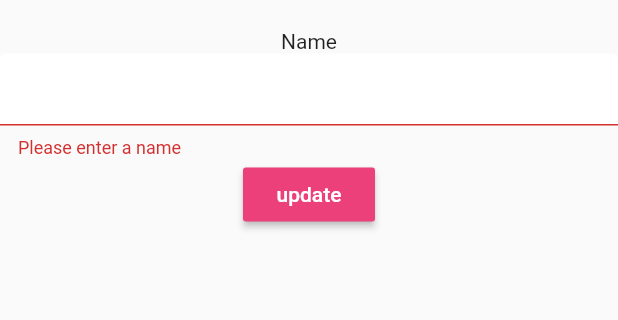
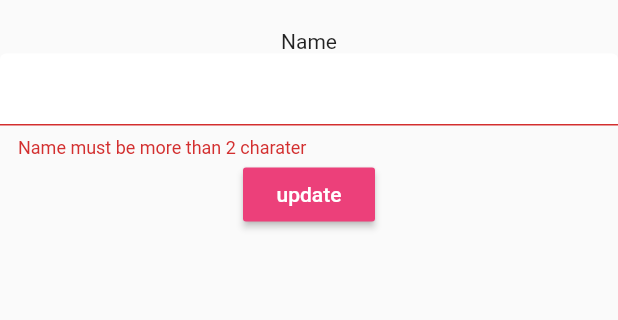
Before and after one commit to vier3396/cibus, a Flutter app: the UsernameScreen screen opened directly, after a tap on "update", on a phone screen of 412 x 824 dp, the part 122-442 px from its top. Run offline on Flutter 3.47's test engine with Material 2 defaults, Android fonts, the phone set to English and light mode, and no system bars; our stand-ins replace cloud_firestore, firebase_auth, flutter_spinkit, google_sign_in; missing offline and left inert: flutter_facebook_login; accounts and stored records are empty.

```diff
--- a/lib/pages/username_screen.dart
+++ b/lib/pages/username_screen.dart
@@ -4,6 +4,7 @@ import 'package:cibus/services/database.dart';
 import 'package:provider/provider.dart';
 import 'package:cibus/services/constants.dart';
 import 'package:cibus/pages/firstScreen.dart';
+
 
 class UsernameScreen extends StatefulWidget {
   @override
@@ -41,7 +42,12 @@ class _UsernameScreenState extends State<UsernameScreen> {
                 TextFormField(
                   initialValue: '',
                   decoration: textInputDecoration,
-                  validator: (val) => val.isEmpty ? 'Please enter a name' : null,
+                  validator: (val)  {
+                    if(val.length < 3)
+                      return 'Name must be more than 2 charater';
+                    else
+                      return null;
+                  },
                   onChanged: (val) => setState(() => _currentUsername = val),
                 ),
                 RaisedButton(
@@ -52,6 +58,7 @@ class _UsernameScreenState extends State<UsernameScreen> {
                   ),
                   onPressed: () async {
                     if(_formKey.currentState.validate()) {
+                      bool checkUsername = await DatabaseService().isUsernameTaken(username: _currentUsername);
                       await DatabaseService(uid: user.uid).updateUsername(
                         username: _currentUsername ?? userData.username,
                       );
```
Also changed, not shown: lib/pages/register_screen.dart (+11 -0 lines), lib/services/database.dart (+16 -0 lines).
